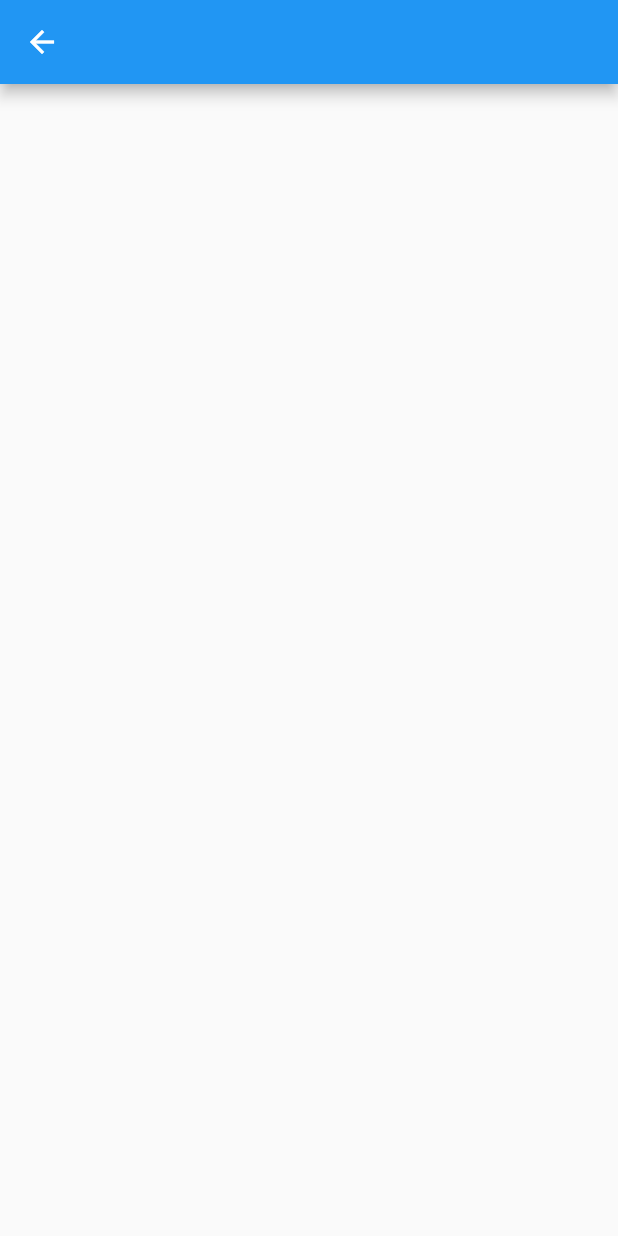
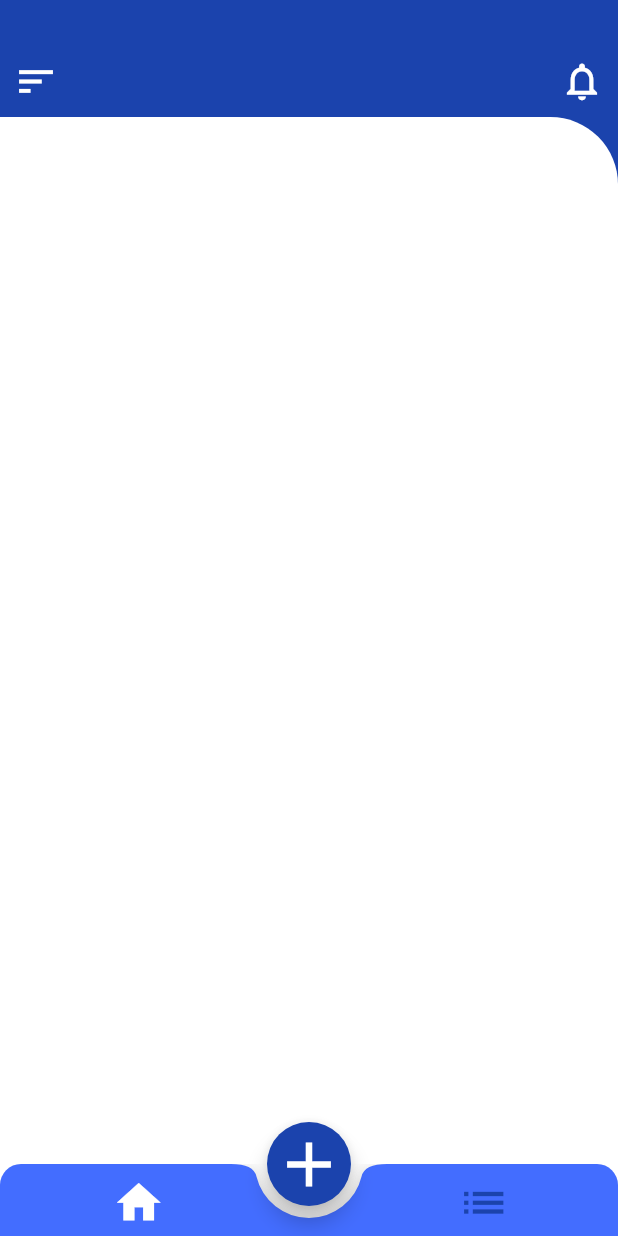
Before and after one commit to GarazaX/note-taking, a Flutter app: the HomePage screen opened directly, on a phone screen of 412 x 824 dp. Run offline on Flutter 3.47's test engine with Material 2 defaults, Android fonts, the phone set to English and light mode, and no system bars; our stand-ins replace font_awesome_flutter; project files that could hold a hidden picture were left out.

Commit message:
build home page

```diff
--- a/lib/main.dart
+++ b/lib/main.dart
@@ -12,7 +12,7 @@ class MyApp extends StatelessWidget {
     return MaterialApp(
       theme: ThemeData(fontFamily: "SourceSerif"),
       debugShowCheckedModeBanner: false,
-      home: LoginPage(),
+      home: HomePage(),
     );
   }
 }
--- a/lib/screens/home_page.dart
+++ b/lib/screens/home_page.dart
@@ -4,8 +4,94 @@ class HomePage extends StatelessWidget {
   @override
   Widget build(BuildContext context) {
     return Scaffold(
-      appBar: AppBar(),
-      body: Container(),
+      extendBody: true,
+      backgroundColor: Color(0xFF1B43AD),
+      bottomNavigationBar: ClipRRect(
+        borderRadius: BorderRadius.only(
+            topLeft: Radius.circular(14), topRight: Radius.circular(14)),
+        child: BottomAppBar(
+          shape: CircularNotchedRectangle(),
+          notchMargin: 8.0,
+          color: Color(0xFF436DFF),
+          child: Row(
+            mainAxisSize: MainAxisSize.max,
+            mainAxisAlignment: MainAxisAlignment.spaceEvenly,
+            children: <Widget>[
+              IconButton(
+                icon: Icon(
+                  Icons.home,
+                  color: Colors.white,
+                  size: 35,
+                ),
+                onPressed: () {},
+              ),
+              SizedBox(
+                width: 48.0,
+                height: 40,
+              ),
+              IconButton(
+                icon: Icon(
+                  Icons.list,
+                  size: 35,
+                  color: Color(0xFF1B43AD),
+                ),
+                onPressed: () {},
+              ),
+            ],
+          ),
+        ),
+      ),
+      floatingActionButtonLocation: FloatingActionButtonLocation.centerDocked,
+      floatingActionButton: FloatingActionButton(
+        child: Icon(
+          Icons.add,
+          size: 50,
+        ),
+        backgroundColor: Color(0xFF1B43AD),
+        onPressed: () {},
+      ),
+      body: SingleChildScrollView(
+        child: Container(
+          child: Column(
+            children: [
+              buildTopBar(),
+              buildBody(),
+            ],
+          ),
+        ),
+      ),
+    );
+  }
+
+  Widget buildTopBar() {
+    return Container(
+      margin: EdgeInsets.only(top: 30),
+      child: Row(
+        mainAxisAlignment: MainAxisAlignment.spaceBetween,
+        children: [
+          IconButton(
+            onPressed: () {},
+            icon: Icon(Icons.sort),
+            iconSize: 30,
+            color: Colors.white,
+          ),
+          IconButton(
+            onPressed: () {},
+            icon: Icon(Icons.notifications_none),
+            iconSize: 30,
+            color: Colors.white,
+          ),
+        ],
+      ),
+    );
+  }
+
+  Widget buildBody() {
+    return Container(
+      height: 900,
+      decoration: BoxDecoration(
+          color: Colors.white,
+          borderRadius: BorderRadius.only(topRight: Radius.circular(45))),
     );
   }
 }
--- a/lib/screens/register_page.dart
+++ b/lib/screens/register_page.dart
@@ -1,5 +1,5 @@
 import 'package:flutter/material.dart';
-//import 'package:font_awesome_flutter/font_awesome_flutter.dart';
+import 'package:font_awesome_flutter/font_awesome_flutter.dart';
 import 'package:note_taking/constants.dart';
 
 class RegisterPage extends StatefulWidget {
@@ -56,21 +56,6 @@ class _RegisterPageState extends State<RegisterPage> {
                 height: 200,
               ),
               buildMaterialButton("Sign up", () {}),
-              /*
-              Spacer(
-                flex: 2,
-              ),
-              Column(
-                children: [
-                  buildOrLoginLine(),
-                  buildGoogleButton(),
-                ],
-              ),
-              Spacer(
-                flex: 1,
-              ),
-              buildSignUpButton()
-              */
             ],
           ),
         ),
@@ -137,11 +122,4 @@ class _RegisterPageState extends State<RegisterPage> {
       left: 0,
     );
   }
-
-  Widget buildDivider() {
-    return Divider(
-      color: Color(0xff707070).withOpacity(0.8),
-      thickness: 0.8,
-    );
-  }
 }
```
